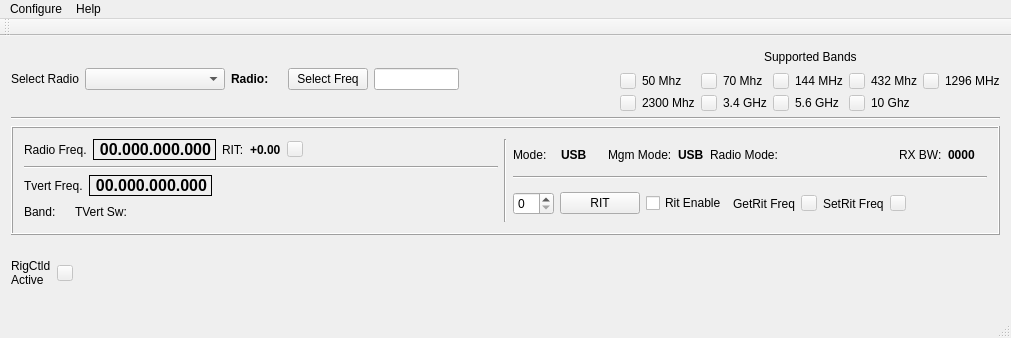
The window that mqt/MqtRigControl/rigcontrolmainwindow.ui (Rsclub22/Minos2-Mirror) describes before a commit, drawn with Qt 5.
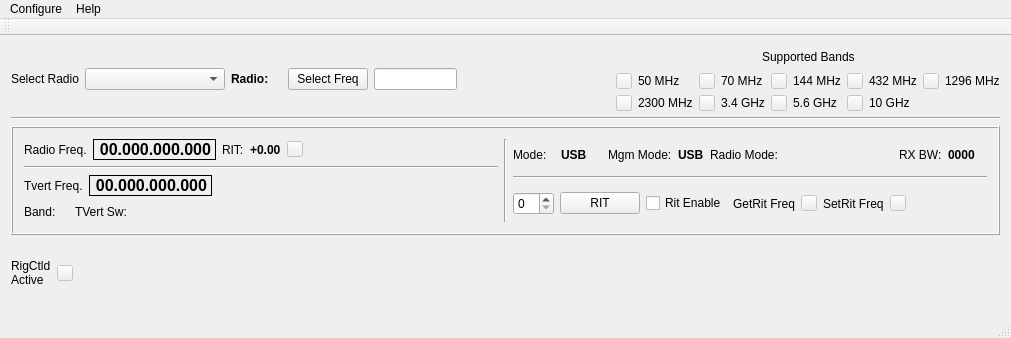
The same window after the commit. Custom widgets are drawn as their Qt base class.

What changed in the file:
```diff
--- a/mqt/MqtRigControl/rigcontrolmainwindow.ui
+++ b/mqt/MqtRigControl/rigcontrolmainwindow.ui
@@ -245,14 +245,14 @@
             <item row="1" column="1">
              <widget class="QLabel" name="label_9">
               <property name="text">
-               <string>2300 Mhz</string>
+               <string>2300 MHz</string>
               </property>
              </widget>
             </item>
             <item row="0" column="3">
              <widget class="QLabel" name="label_5">
               <property name="text">
-               <string>70 Mhz</string>
+               <string>70 MHz</string>
               </property>
              </widget>
             </item>
@@ -282,7 +282,7 @@
             <item row="0" column="1">
              <widget class="QLabel" name="label_4">
               <property name="text">
-               <string>50 Mhz</string>
+               <string>50 MHz</string>
               </property>
              </widget>
             </item>
@@ -312,7 +312,7 @@
             <item row="0" column="7">
              <widget class="QLabel" name="label_7">
               <property name="text">
-               <string>432 Mhz</string>
+               <string>432 MHz</string>
               </property>
              </widget>
             </item>
@@ -333,7 +333,7 @@
             <item row="1" column="7">
              <widget class="QLabel" name="label_12">
               <property name="text">
-               <string>10 Ghz</string>
+               <string>10 GHz</string>
               </property>
              </widget>
             </item>
```
